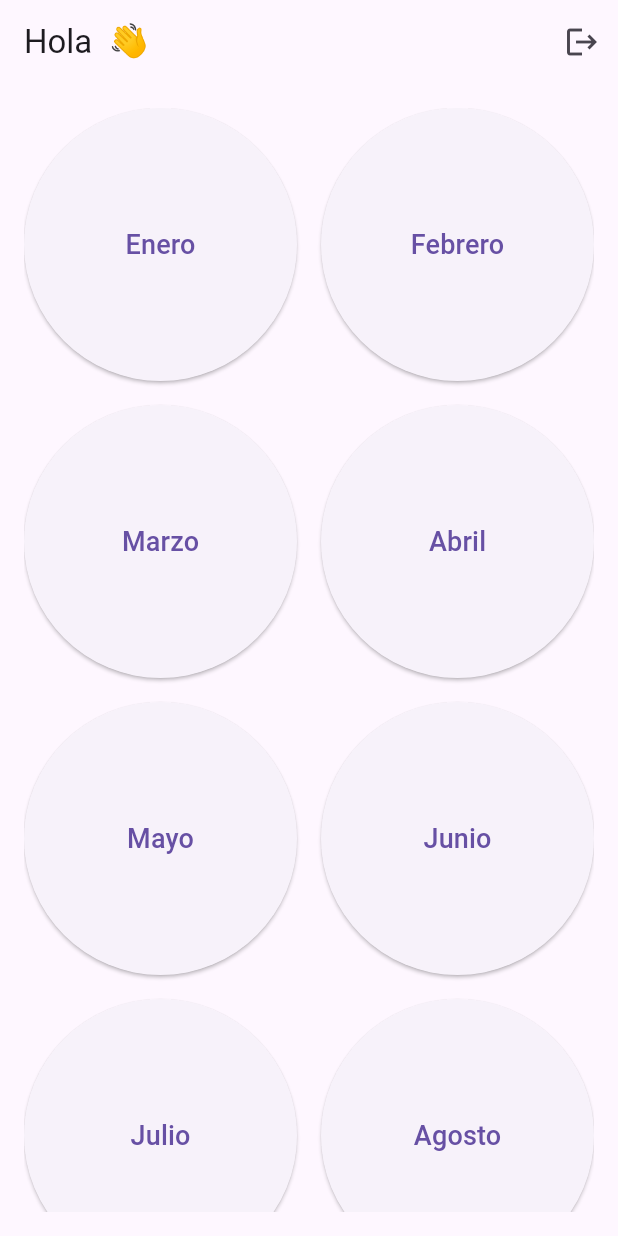
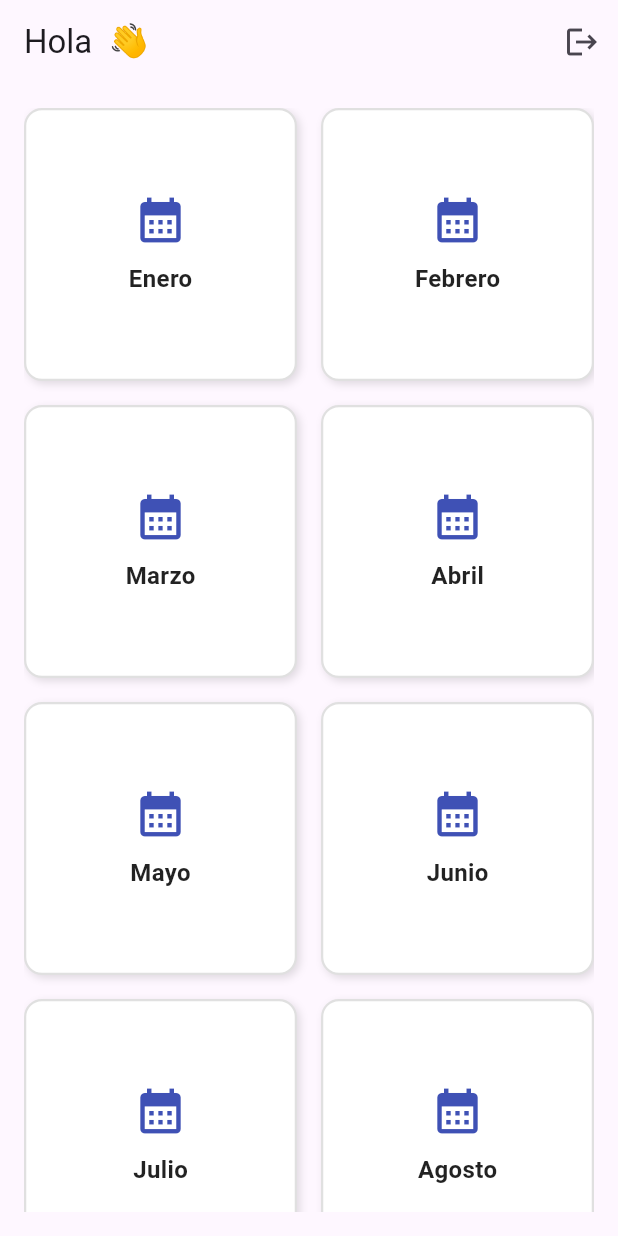
Before and after one commit to ChrisMoyaP/dias-oficina, a Flutter app: the PantallaMeses screen opened directly with empty values, on a phone screen of 412 x 824 dp. Run offline on Flutter 3.47's test engine with Material 3 defaults, Android fonts, the light colour scheme and no system bars; our stand-ins replace shared_preferences, sqflite, sqflite_common_ffi, table_calendar; accounts and stored records are empty.

Commit message:
RF-1: Se cambian los circulos por calendarios

```diff
--- a/lib/screens/pantalla_meses.dart
+++ b/lib/screens/pantalla_meses.dart
@@ -1,46 +1,37 @@
 import 'package:flutter/material.dart';
+import 'package:shared_preferences/shared_preferences.dart';
 import '../data/db_helper.dart';
 import 'pantalla_generador.dart';
-import 'package:shared_preferences/shared_preferences.dart';
-import '../screens/pantalla_bienvenida.dart';
+import 'pantalla_bienvenida.dart';
 
 class PantallaMeses extends StatefulWidget {
   final String nombre;
 
-  PantallaMeses({required this.nombre});
+  const PantallaMeses({required this.nombre, super.key});
 
   @override
-  _PantallaMesesState createState() => _PantallaMesesState();
+  State<PantallaMeses> createState() => _PantallaMesesState();
 }
 
 class _PantallaMesesState extends State<PantallaMeses> {
   final List<String> meses = [
-    'Enero',
-    'Febrero',
-    'Marzo',
-    'Abril',
-    'Mayo',
-    'Junio',
-    'Julio',
-    'Agosto',
-    'Septiembre',
-    'Octubre',
-    'Noviembre',
-    'Diciembre'
+    'Enero', 'Febrero', 'Marzo', 'Abril',
+    'Mayo', 'Junio', 'Julio', 'Agosto',
+    'Septiembre', 'Octubre', 'Noviembre', 'Diciembre',
   ];
 
-  Set<String> mesesConfirmados = {};
+  Set<String> mesesConDatos = {};
 
   @override
   void initState() {
     super.initState();
-    cargarMesesConfirmados();
+    cargarMesesConDatos();
   }
 
-  Future<void> cargarMesesConfirmados() async {
+  Future<void> cargarMesesConDatos() async {
     final resultado = await obtenerMesesConDatos(widget.nombre, 2025);
     setState(() {
-      mesesConfirmados = resultado;
+      mesesConDatos = resultado;
     });
   }
 
@@ -52,9 +43,10 @@ class _PantallaMesesState extends State<PantallaMeses> {
       whereArgs: [usuario, anio],
     );
 
+    // Asegura que sean strings tipo '01', '02', etc.
     return resultado
-        .map((row) => row['mes'] as String)
-        .toSet(); // meses como '01', '02', etc.
+        .map((row) => row['mes'].toString().padLeft(2, '0'))
+        .toSet();
   }
 
   @override
@@ -64,7 +56,7 @@ class _PantallaMesesState extends State<PantallaMeses> {
         title: Text('Hola ${widget.nombre} 👋'),
         actions: [
           IconButton(
-            icon: Icon(Icons.logout),
+            icon: const Icon(Icons.logout),
             tooltip: 'Cerrar sesión',
             onPressed: () async {
               final prefs = await SharedPreferences.getInstance();
@@ -86,15 +78,11 @@ class _PantallaMesesState extends State<PantallaMeses> {
           crossAxisSpacing: 16,
           mainAxisSpacing: 16,
           children: List.generate(12, (index) {
-            final claveMes = (index + 1).toString().padLeft(2, '0');
-            final mesConfirmado = mesesConfirmados.contains(claveMes);
+            final numeroMes = (index + 1).toString().padLeft(2, '0');
+            final tieneDatos = mesesConDatos.contains(numeroMes);
 
-            return ElevatedButton(
-              style: ElevatedButton.styleFrom(
-                backgroundColor: mesConfirmado ? Colors.green : null,
-                padding: EdgeInsets.all(20),
-              ),
-              onPressed: () async {
+            return GestureDetector(
+              onTap: () async {
                 await Navigator.push(
                   context,
                   MaterialPageRoute(
@@ -105,12 +93,44 @@ class _PantallaMesesState extends State<PantallaMeses> {
                     ),
                   ),
                 );
-                // Al volver de la pantalla de generación, recarga el estado
-                cargarMesesConfirmados();
+
+                // Recargar estados luego de volver
+                cargarMesesConDatos();
               },
-              child: Text(
-                meses[index],
-                style: TextStyle(fontSize: 18),
+              child: Container(
+                decoration: BoxDecoration(
+                  color: tieneDatos ? Colors.green.shade400 : Colors.white,
+                  borderRadius: BorderRadius.circular(12),
+                  border: Border.all(color: Colors.grey.shade300, width: 1.5),
+                  boxShadow: [
+                    BoxShadow(
+                      color: Colors.black12,
+                      blurRadius: 4,
+                      offset: const Offset(2, 2),
+                    ),
+                  ],
+                ),
+                alignment: Alignment.center,
+                child: Column(
+                  mainAxisSize: MainAxisSize.min,
+                  mainAxisAlignment: MainAxisAlignment.center,
+                  children: [
+                    Icon(
+                      Icons.calendar_month,
+                      size: 36,
+                      color: tieneDatos ? Colors.white : Colors.indigo,
+                    ),
+                    const SizedBox(height: 10),
+                    Text(
+                      meses[index],
+                      style: TextStyle(
+                        fontSize: 16,
+                        fontWeight: FontWeight.bold,
+                        color: tieneDatos ? Colors.white : Colors.black87,
+                      ),
+                    ),
+                  ],
+                ),
               ),
             );
           }),
```
Also changed, not shown: lib/data/db_helper.dart (+15 -0 lines), lib/screens/pantalla_generador.dart (+4 -4 lines).
